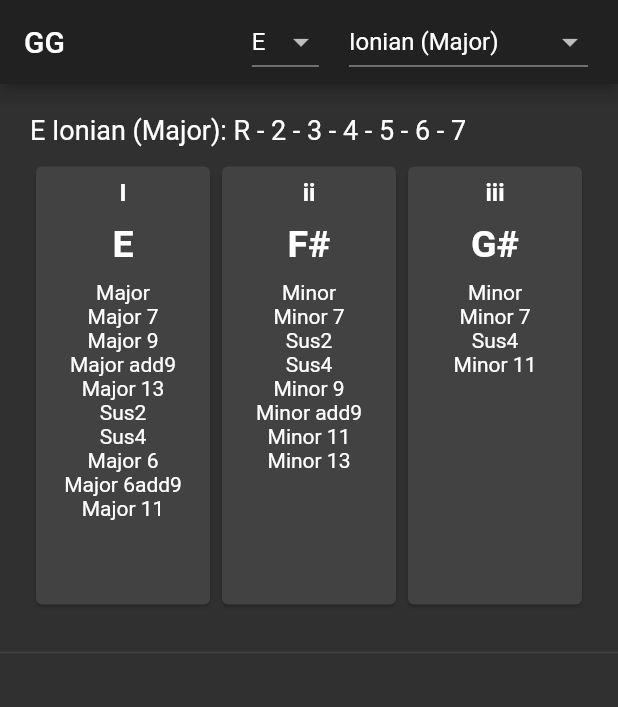
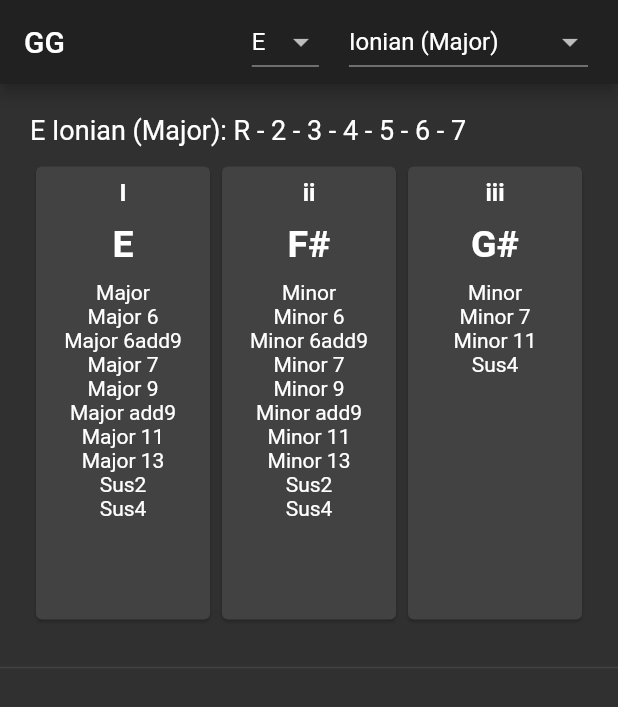
Before and after one commit to EricBichara/GuitarGuide, a Flutter app: the screen it shows after launch, on a phone screen of 412 x 824 dp. Shown: the top 707 px of the screen. Run offline on Flutter 3.47's test engine with Material 2 defaults, Android fonts, the phone set to English and light mode, and no system bars; our stand-ins replace flutter_platform_widgets, get_it; missing offline and left inert: dart:html.

Commit message:
added chords fixed augmented

```diff
--- a/lib/core/notes.dart
+++ b/lib/core/notes.dart
@@ -37,33 +37,54 @@ class Notes {
     };
 
     chords = {
+      //Major
       'Major': convertScale([Note.root, Note.M3, Note.p5]),
-      'Minor': convertScale([Note.root, Note.b3, Note.p5]),
-      'Dominant': convertScale([Note.root, Note.M3, Note.p5, Note.b7]),
-      'Diminished': convertScale([Note.root, Note.b3, Note.b5]),
-      'Diminished 7th': convertScale([Note.root, Note.b3, Note.b5, Note.M6]),
-      'Minor 7': convertScale([Note.root, Note.b3, Note.p5, Note.b7]),
-      'Augmented': convertScale([Note.root, Note.M3, Note.b5]),
-      'Minor 7b5': convertScale([Note.root, Note.b3, Note.b5, Note.b7]),
+      'Major b5': convertScale([Note.root, Note.M3, Note.b5]),
+      'Major 6': convertScale([Note.root, Note.M3, Note.p5, Note.M6]),
+      'Major 6add9': convertScale([Note.root, Note.M3, Note.p5, Note.M6, Note.M2]),
       'Major 7': convertScale([Note.root, Note.M3, Note.p5, Note.M7]),
       'Major 7b5': convertScale([Note.root, Note.M3, Note.b5, Note.M7]),
       'Major 7#5': convertScale([Note.root, Note.M3, Note.b6, Note.M7]),
       'Major 9': convertScale([Note.root, Note.M3, Note.p5, Note.M7, Note.M2]),
       'Major add9': convertScale([Note.root, Note.M3, Note.p5, Note.M2]),
+      'Major 11': convertScale([Note.root, Note.M3, Note.p5, Note.M7, Note.p4]),
       'Major 13': convertScale([Note.root, Note.M3, Note.p5, Note.M7, Note.M2, Note.p4, Note.M6]),
-      'Sus2': convertScale([Note.root, Note.M2, Note.p5]),
-      'Sus4': convertScale([Note.root, Note.p4, Note.p5]),
-      'Major 6': convertScale([Note.root, Note.M3, Note.p5, Note.M6]),
-      'Major 6add9': convertScale([Note.root, Note.M3, Note.p5, Note.M6, Note.M2]),
-      'Major 11': convertScale([Note.root, Note.M3, Note.p5, Note.M7, Note.p4]),
-      'Major b5': convertScale([Note.root, Note.M3, Note.b5]),
+
+      //Minor
+      'Minor': convertScale([Note.root, Note.b3, Note.p5]),
+      'Minor 6': convertScale([Note.root, Note.b3, Note.p5, Note.M6]),
+      'Minor 6add9': convertScale([Note.root, Note.b3, Note.p5, Note.M6, Note.M2]),
+      'Minor 7': convertScale([Note.root, Note.b3, Note.p5, Note.b7]),
+      'Minor 7b5': convertScale([Note.root, Note.b3, Note.b5, Note.b7]),
       'Minor 9': convertScale([Note.root, Note.b3, Note.p5, Note.b7, Note.M2]),
       'Minor add9': convertScale([Note.root, Note.b3, Note.p5, Note.M2]),
       'Minor 11': convertScale([Note.root, Note.b3, Note.p5, Note.p4]),
       'Minor 13': convertScale([Note.root, Note.b3, Note.p5, Note.b7, Note.M2, Note.p4, Note.M6]),
+
+      //Minor Major
+      'Min/Maj 7': convertScale([Note.root, Note.b3, Note.p5, Note.M7]),
+      'Min/Maj 9': convertScale([Note.root, Note.b3, Note.p5, Note.M7, Note.M2]),
+      'Min/Maj 11': convertScale([Note.root, Note.b3, Note.p5, Note.M7, Note.M2, Note.p4]),
+      'Min/Maj 13': convertScale([Note.root, Note.b3, Note.p5, Note.M7, Note.M2, Note.p4, Note.M6]),
+
+      //Dominant
+      'Dominant': convertScale([Note.root, Note.M3, Note.p5, Note.b7]),
       'Dom 7#5': convertScale([Note.root, Note.M3, Note.b6, Note.b7]),
+      'Dom 7b5': convertScale([Note.root, Note.M3, Note.b5, Note.b7]),
       'Dom 9': convertScale([Note.root, Note.M3, Note.p5, Note.b7, Note.M2]),
       'Dom 11': convertScale([Note.root, Note.M3, Note.p5, Note.b7, Note.p4]),
+
+      //Diminished
+      'Diminished': convertScale([Note.root, Note.b3, Note.b5]),
+      'Diminished 7th': convertScale([Note.root, Note.b3, Note.b5, Note.M6]),
+
+      //Other
+      'Augmented': convertScale([Note.root, Note.M3, Note.b6]),
+      'Sus2': convertScale([Note.root, Note.M2, Note.p5]),
+      'Sus4': convertScale([Note.root, Note.p4, Note.p5]),
+
+
+
     };
   }
 
--- a/lib/widgets/chord_progression.dart
+++ b/lib/widgets/chord_progression.dart
@@ -61,7 +61,7 @@ class _ChordProgressionState extends State<ChordProgression> {
             height: 10,
           ),
           Container(
-            height: 300,
+            height: 310,
             width: double.infinity,
             alignment: Alignment.center,
             child: ListView.builder(
```
